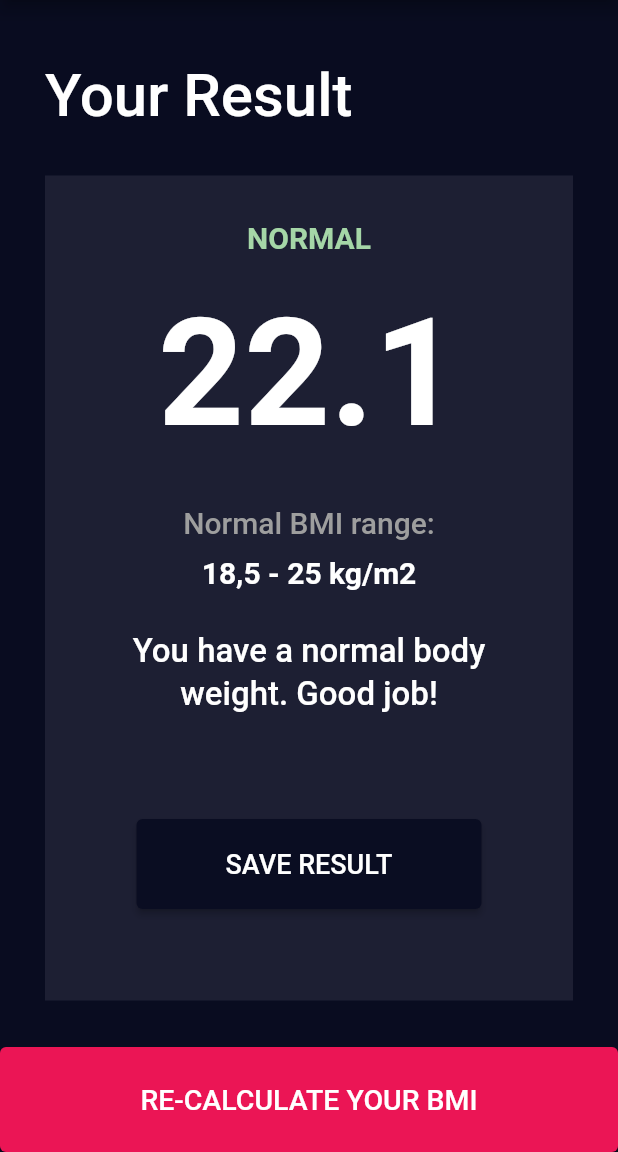
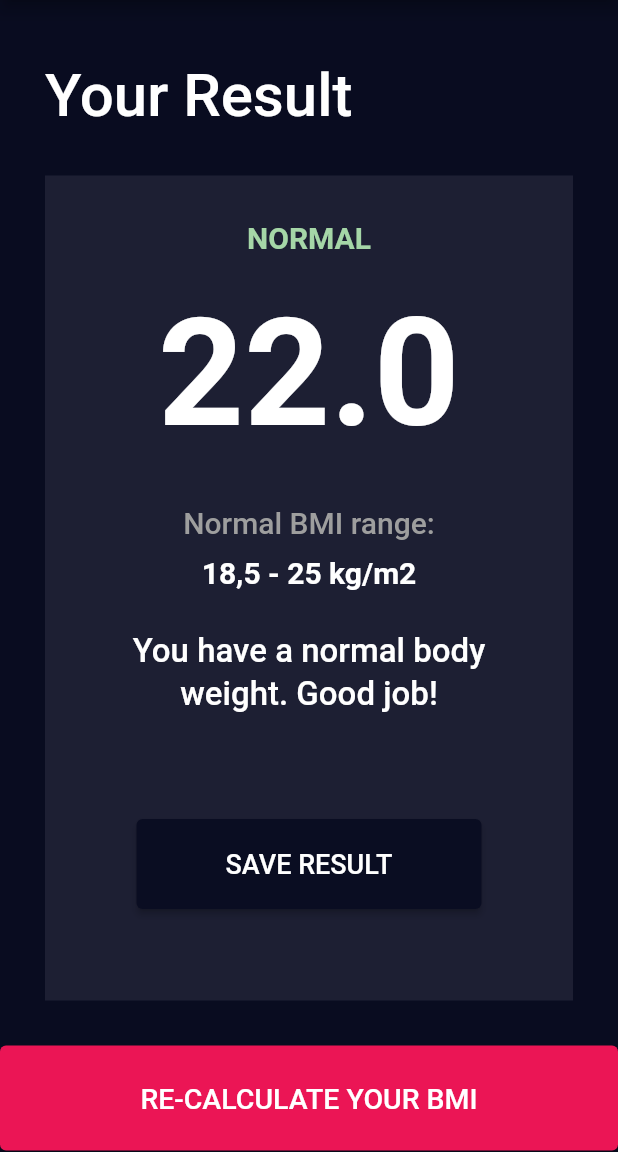
Before and after one commit to jakubjaniec/bmi-calculator, a Flutter app: the screen it shows after launch, after a tap on "CALCULATE YOUR BMI", on a phone screen of 412 x 824 dp, the part 84-1236 px from its top. Run offline on Flutter 3.47's test engine with Material 2 defaults, Android fonts, the phone set to English and light mode, and no system bars; our stand-ins replace device_preview, flutter_bloc, hexcolor.

Commit message:
Fix some problems related to cubit

```diff
--- a/lib/cubit/bmi_cubit.dart
+++ b/lib/cubit/bmi_cubit.dart
@@ -1,5 +1,3 @@
-import 'dart:async';
-
 import 'package:flutter_bloc/flutter_bloc.dart';
 import 'package:meta/meta.dart';
 import 'dart:math' as Math;
@@ -10,19 +8,29 @@ class BmiCubit extends Cubit<BmiState> {
   BmiCubit()
       : super(BmiInitial(gender: 'male', height: 180, weight: 74, age: 19));
 
-  void calculateBmi({height, weight}) {
-    emit(BmiCalculating());
+  void calculateBmi(height, weight) {
+    BmiInitial currentState = (state as BmiInitial);
 
-    Timer(Duration(seconds: 2), () {
-      if (height.length == 0 || weight.length == 0) {
-        emit(BmiError(error: 'Fill all fields'));
-        return;
-      }
-      double heightInMeters = double.parse(height) / 100;
-      double bmi = double.parse(weight) / (Math.pow(heightInMeters, 2));
-      print(bmi);
-      emit(BmiCalculated(bmi: bmi));
-    });
+    double heightInMeters = currentState.height! / 100;
+    double bmi =
+        (currentState.weight! / (Math.pow(heightInMeters, 2))).floorToDouble();
+    print(bmi);
+    emit(BmiCalculated(
+        bmi: bmi,
+        gender: currentState.gender,
+        height: currentState.height,
+        weight: currentState.weight,
+        age: currentState.age));
+  }
+
+  void reCalculateBmi() {
+    BmiCalculated currentState = (state as BmiCalculated);
+    emit(BmiInitial(
+      gender: currentState.gender,
+      height: currentState.height,
+      weight: currentState.weight,
+      age: currentState.age,
+    ));
   }
 
   void pickGender(gender) {
--- a/lib/cubit/bmi_state.dart
+++ b/lib/cubit/bmi_state.dart
@@ -3,7 +3,6 @@ part of 'bmi_cubit.dart';
 @immutable
 abstract class BmiState {}
 
-// ignore: must_be_immutable
 class BmiInitial extends BmiState {
   final String? gender;
   final double? height;
@@ -17,8 +16,12 @@ class BmiCalculating extends BmiState {}
 
 class BmiCalculated extends BmiState {
   final double? bmi;
+  final String? gender;
+  final double? height;
+  final int? weight;
+  final int? age;
 
-  BmiCalculated({this.bmi});
+  BmiCalculated({this.bmi, this.gender, this.height, this.weight, this.age});
 }
 
 class BmiError extends BmiState {
--- a/lib/main.dart
+++ b/lib/main.dart
@@ -1,9 +1,10 @@
-import 'package:bmi_calc/cubit/bmi_cubit.dart';
-import 'package:bmi_calc/ui/home/home_screen.dart';
 import 'package:device_preview/device_preview.dart';
 import 'package:flutter/foundation.dart';
 import 'package:flutter/material.dart';
 import 'package:flutter_bloc/flutter_bloc.dart';
+
+import 'cubit/bmi_cubit.dart';
+import 'ui/home/home_screen.dart';
 
 void main() {
   runApp(
--- a/lib/ui/general/action_button.dart
+++ b/lib/ui/general/action_button.dart
@@ -1,6 +1,5 @@
-import 'package:bmi_calc/cubit/bmi_cubit.dart';
-import 'package:bmi_calc/ui/home/home_screen.dart';
-import 'package:bmi_calc/ui/result/result_screen.dart';
+import '../../cubit/bmi_cubit.dart';
+import '../result/result_screen.dart';
 import 'package:flutter/material.dart';
 import 'package:flutter_bloc/flutter_bloc.dart';
 import 'package:hexcolor/hexcolor.dart';
@@ -18,17 +17,17 @@ class ActionButton extends StatelessWidget {
       child: ElevatedButton(
         onPressed: () {
           if (route == 'home') {
-            Navigator.of(context).push(
-              MaterialPageRoute(
-                builder: (context) => ResultScreen(),
-              ),
-            );
+            var currentState = (context.read<BmiCubit>().state as BmiInitial);
+
+            Navigator.of(context).push(MaterialPageRoute(
+              builder: (context) => ResultScreen(),
+            ));
+            context
+                .read<BmiCubit>()
+                .calculateBmi(currentState.height, currentState.weight);
           } else if (route == 'result') {
-            Navigator.of(context).push(
-              MaterialPageRoute(
-                builder: (context) => HomeScreen(),
-              ),
-            );
+            context.read<BmiCubit>().reCalculateBmi();
+            Navigator.of(context).pop();
           }
         },
         style: ElevatedButton.styleFrom(
--- a/lib/ui/home/home_screen.dart
+++ b/lib/ui/home/home_screen.dart
@@ -1,7 +1,7 @@
-import 'package:bmi_calc/ui/general/action_button.dart';
-import 'package:bmi_calc/ui/home/widgets/gender_field.dart';
-import 'package:bmi_calc/ui/home/widgets/height_field.dart';
-import 'package:bmi_calc/ui/home/widgets/number_field.dart';
+import '../general/action_button.dart';
+import 'widgets/gender_field.dart';
+import 'widgets/height_field.dart';
+import 'widgets/number_field.dart';
 import 'package:flutter/material.dart';
 import 'package:hexcolor/hexcolor.dart';
 
@@ -23,7 +23,9 @@ class HomeScreen extends StatelessWidget {
             leading: Icon(Icons.sort, size: 32),
             backgroundColor: HexColor('#0A0D22'),
           ),
-          body: SingleChildScrollView(
+          body: Container(
+            width: MediaQuery.of(context).size.width,
+            child: SingleChildScrollView(
               child: Column(
                 children: [
                   Padding(
@@ -33,9 +35,9 @@ class HomeScreen extends StatelessWidget {
                       children: [
                         Row(
                           children: [
-                          GenderField(gender: 'male'),
+                            Expanded(child: GenderField(gender: 'male')),
                             SizedBox(width: 10.0),
-                          GenderField(gender: 'female'),
+                            Expanded(child: GenderField(gender: 'female')),
                           ],
                         ),
                         SizedBox(height: 30.0),
@@ -43,26 +45,11 @@ class HomeScreen extends StatelessWidget {
                         SizedBox(height: 30.0),
                         Row(
                           children: [
-                          NumberField(type: 'weight'),
+                            Expanded(child: NumberField(type: 'weight')),
                             SizedBox(width: 10.0),
-                          NumberField(type: 'age'),
+                            Expanded(child: NumberField(type: 'age')),
                           ],
                         ),
-
-                      // InputField(
-                      //     title: 'Height [cm]', controller: heightTextController),
-                      // SizedBox(height: 20.0),
-                      // InputField(
-                      //     title: 'Weight [kg]', controller: weightTextController),
-                      // ElevatedButton(
-                      //     onPressed: () {
-                      //       context.read<BmiCubit>().calculateBmi(
-                      //             height: heightTextController.text,
-                      //             weight: weightTextController.text,
-                      //           );
-                      //     },
-                      //     child: Text('calculate bmi')),
-                      // ResultWidget(),
                       ],
                     ),
                   ),
@@ -70,53 +57,9 @@ class HomeScreen extends StatelessWidget {
                 ],
               ),
             ),
+          ),
         );
       },
     );
   }
 }
-
-// class InputField extends StatelessWidget {
-//   final String title;
-//   final TextEditingController controller;
-
-//   InputField({required this.title, required this.controller});
-
-//   @override
-//   Widget build(BuildContext context) {
-//     return Row(
-//       mainAxisAlignment: MainAxisAlignment.center,
-//       children: [
-//         SizedBox(
-//           height: 40,
-//           width: 200,
-//           child: TextField(
-//             controller: controller,
-//             keyboardType: TextInputType.number,
-//             decoration: InputDecoration(
-//               labelText: '$title',
-//               border: OutlineInputBorder(
-//                   borderSide: BorderSide(color: Colors.grey, width: 1.0)),
-//             ),
-//           ),
-//         ),
-//       ],
-//     );
-//   }
-// }
-
-// class ResultWidget extends StatelessWidget {
-//   @override
-//   Widget build(BuildContext context) {
-//     return BlocBuilder<BmiCubit, BmiState>(
-//       builder: (context, state) {
-//         if (state is BmiCalculated)
-//           return Text(state.bmi.toString());
-//         else if (state is BmiCalculating)
-//           return CircularProgressIndicator();
-//         else if (state is BmiError) return Text(state.error.toString());
-//         return Container();
-//       },
-//     );
-//   }
-// }
--- a/lib/ui/home/widgets/gender_field.dart
+++ b/lib/ui/home/widgets/gender_field.dart
@@ -1,4 +1,4 @@
-import 'package:bmi_calc/cubit/bmi_cubit.dart';
+import '../../../cubit/bmi_cubit.dart';
 import 'package:flutter/material.dart';
 import 'package:hexcolor/hexcolor.dart';
 import 'package:flutter_bloc/flutter_bloc.dart';
@@ -10,38 +10,37 @@ class GenderField extends StatelessWidget {
 
   @override
   Widget build(BuildContext context) {
-    return Expanded(
-      child: GestureDetector(
+    return GestureDetector(
       onTap: () {
         context.read<BmiCubit>().pickGender(gender);
       },
       child: Container(
         height: 170,
         color: HexColor('#1D1F33'),
-          child: Column(
+        child: BlocBuilder<BmiCubit, BmiState>(
+          builder: (context, state) {
+            if (state is BmiInitial) {
+              return Column(
                 mainAxisAlignment: MainAxisAlignment.center,
                 children: [
                   Icon(
                     gender == 'male' ? Icons.male : Icons.female,
-                color: (context.watch<BmiCubit>().state as BmiInitial).gender ==
-                        gender
-                    ? Colors.white
-                    : Colors.grey,
+                    color: state.gender == gender ? Colors.white : Colors.grey,
                     size: 80,
                   ),
                   SizedBox(height: 15.0),
                   Text(gender.toString().toUpperCase(),
                       style: TextStyle(
-                    color: (context.watch<BmiCubit>().state as BmiInitial)
-                                .gender ==
-                            gender
-                        ? Colors.white
-                        : Colors.grey,
+                        color:
+                            state.gender == gender ? Colors.white : Colors.grey,
                         fontSize: 20,
                         fontWeight: FontWeight.w500,
                       )),
                 ],
-          ),
+              );
+            }
+            return Container();
+          },
         ),
       ),
     );
--- a/lib/ui/home/widgets/height_field.dart
+++ b/lib/ui/home/widgets/height_field.dart
@@ -1,4 +1,4 @@
-import 'package:bmi_calc/cubit/bmi_cubit.dart';
+import '../../../cubit/bmi_cubit.dart';
 import 'package:flutter/material.dart';
 import 'package:flutter/widgets.dart';
 import 'package:hexcolor/hexcolor.dart';
@@ -9,12 +9,9 @@ class HeightField extends StatelessWidget {
   Widget build(BuildContext context) {
     return Container(
         height: 200,
+        width: MediaQuery.of(context).size.width,
         color: HexColor('#1D1F33'),
-      child: Row(
-        mainAxisAlignment: MainAxisAlignment.center,
-        children: [
-          BlocBuilder<BmiCubit, BmiState>(builder: (context, state) {
-            return Column(
+        child: Column(
           mainAxisAlignment: MainAxisAlignment.center,
           children: [
             Text(
@@ -26,9 +23,12 @@ class HeightField extends StatelessWidget {
               ),
             ),
             SizedBox(height: 5.0),
-                Text.rich(
+            BlocBuilder<BmiCubit, BmiState>(
+              builder: (context, state) {
+                if (state is BmiInitial) {
+                  return Text.rich(
                     TextSpan(
-                    text: (state as BmiInitial).height.toString(),
+                      text: state.height.toString(),
                       style: TextStyle(
                         fontWeight: FontWeight.w700,
                         fontSize: 50,
@@ -43,11 +43,18 @@ class HeightField extends StatelessWidget {
                             )),
                       ],
                     ),
+                  );
+                }
+                return Container();
+              },
             ),
             SizedBox(height: 20.0),
             SizedBox(
               width: 250.0,
-                  child: Slider(
+              child: BlocBuilder<BmiCubit, BmiState>(
+                builder: (context, state) {
+                  if (state is BmiInitial) {
+                    return Slider(
                       value: state.height ?? 180,
                       divisions: 110,
                       min: 140,
@@ -57,13 +64,13 @@ class HeightField extends StatelessWidget {
                       onChanged: (value) {
                         context.read<BmiCubit>().pickHeight(value);
                       },
+                    );
+                  }
+                  return Container();
+                },
               ),
             ),
           ],
-            );
-          }),
-        ],
-      ),
-    );
+        ));
   }
 }
--- a/lib/ui/home/widgets/number_field.dart
+++ b/lib/ui/home/widgets/number_field.dart
@@ -1,4 +1,4 @@
-import 'package:bmi_calc/cubit/bmi_cubit.dart';
+import '../../../cubit/bmi_cubit.dart';
 import 'package:flutter/material.dart';
 import 'package:flutter_bloc/flutter_bloc.dart';
 import 'package:hexcolor/hexcolor.dart';
@@ -10,14 +10,11 @@ class NumberField extends StatelessWidget {
 
   @override
   Widget build(BuildContext context) {
-    return Expanded(
-      child: Container(
+    return Container(
       height: 200,
+      width: MediaQuery.of(context).size.width,
       color: HexColor('#1D1F33'),
-        child: Row(
-          mainAxisAlignment: MainAxisAlignment.center,
-          children: [
-            Column(
+      child: Column(
         mainAxisAlignment: MainAxisAlignment.center,
         children: [
           Text(
@@ -31,21 +28,24 @@ class NumberField extends StatelessWidget {
           SizedBox(height: 5.0),
           BlocBuilder<BmiCubit, BmiState>(
             builder: (context, state) {
+              if (state is BmiInitial) {
                 return Text(
                   type == 'weight'
-                          ? (state as BmiInitial).weight.toString()
-                          : (state as BmiInitial).age.toString(),
+                      ? state.weight.toString()
+                      : state.age.toString(),
                   style: TextStyle(
                     fontWeight: FontWeight.w700,
                     fontSize: 50,
                     color: Colors.white,
                   ),
                 );
+              }
+              return Container();
             },
           ),
           SizedBox(height: 10.0),
           Row(
-                  mainAxisAlignment: MainAxisAlignment.spaceBetween,
+            mainAxisAlignment: MainAxisAlignment.center,
             children: [
               SizedBox(
                 height: 55.0,
@@ -90,9 +90,6 @@ class NumberField extends StatelessWidget {
           )
         ],
       ),
-          ],
-        ),
-      ),
     );
   }
 }
--- a/lib/ui/result/result_screen.dart
+++ b/lib/ui/result/result_screen.dart
@@ -1,8 +1,6 @@
-import 'package:bmi_calc/cubit/bmi_cubit.dart';
-import 'package:bmi_calc/ui/general/action_button.dart';
-import 'package:bmi_calc/ui/result/widgets/result_field.dart';
+import '../general/action_button.dart';
+import 'widgets/result_field.dart';
 import 'package:flutter/material.dart';
-import 'package:flutter_bloc/flutter_bloc.dart';
 import 'package:hexcolor/hexcolor.dart';
 
 class ResultScreen extends StatelessWidget {
@@ -18,8 +16,9 @@ class ResultScreen extends StatelessWidget {
         leading: Icon(Icons.sort, size: 32),
         backgroundColor: HexColor('#0A0D22'),
       ),
-      body: Container(
-        height: MediaQuery.of(context).size.height,
+      body: SingleChildScrollView(
+        child: Container(
+          // height: MediaQuery.of(context).size.height,
           child: Column(
             mainAxisAlignment: MainAxisAlignment.spaceBetween,
             children: [
@@ -39,8 +38,10 @@ class ResultScreen extends StatelessWidget {
                   ],
                 ),
               ),
+              SizedBox(height: 30.0),
               ActionButton(route: 'result'),
             ],
+          ),
         ),
       ),
     );
--- a/lib/ui/result/widgets/result_field.dart
+++ b/lib/ui/result/widgets/result_field.dart
@@ -1,4 +1,6 @@
+import '../../../cubit/bmi_cubit.dart';
 import 'package:flutter/material.dart';
+import 'package:flutter_bloc/flutter_bloc.dart';
 import 'package:hexcolor/hexcolor.dart';
 
 class ResultField extends StatelessWidget {
@@ -20,12 +22,19 @@ class ResultField extends StatelessWidget {
                         fontSize: 20.0,
                         color: Colors.green[200])),
                 SizedBox(height: 20.0),
-                Text('22.1',
-                    style: TextStyle(
-                      fontSize: 100.0,
-                      fontWeight: FontWeight.w700,
-                      color: Colors.white,
-                    )),
+                BlocBuilder<BmiCubit, BmiState>(
+                  builder: (context, state) {
+                    if (state is BmiCalculated) {
+                      return Text(state.bmi.toString(),
+                          style: TextStyle(
+                            fontSize: 100.0,
+                            fontWeight: FontWeight.w700,
+                            color: Colors.white,
+                          ));
+                    }
+                    return Container();
+                  },
+                ),
                 SizedBox(height: 30.0),
                 Text('Normal BMI range:',
                     style: TextStyle(
```
Lines whose indentation alone changed are shown as unchanged.
